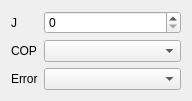
Qt form TupTool/form_ack.ui (gsusdev/tup) before a commit.
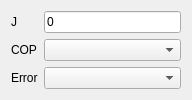
The same form after that commit.

What changed in the file:
```diff
--- a/TupTool/form_ack.ui
+++ b/TupTool/form_ack.ui
@@ -21,9 +21,6 @@
      </property>
     </widget>
    </item>
-   <item row="0" column="1">
-    <widget class="QSpinBox" name="sbJ"/>
-   </item>
    <item row="1" column="0">
     <widget class="QLabel" name="label_2">
      <property name="text">
@@ -44,6 +41,13 @@
    <item row="2" column="1">
     <widget class="QComboBox" name="cbError"/>
    </item>
+   <item row="0" column="1">
+    <widget class="QLineEdit" name="leJ">
+     <property name="text">
+      <string>0</string>
+     </property>
+    </widget>
+   </item>
   </layout>
  </widget>
  <resources/>
```
